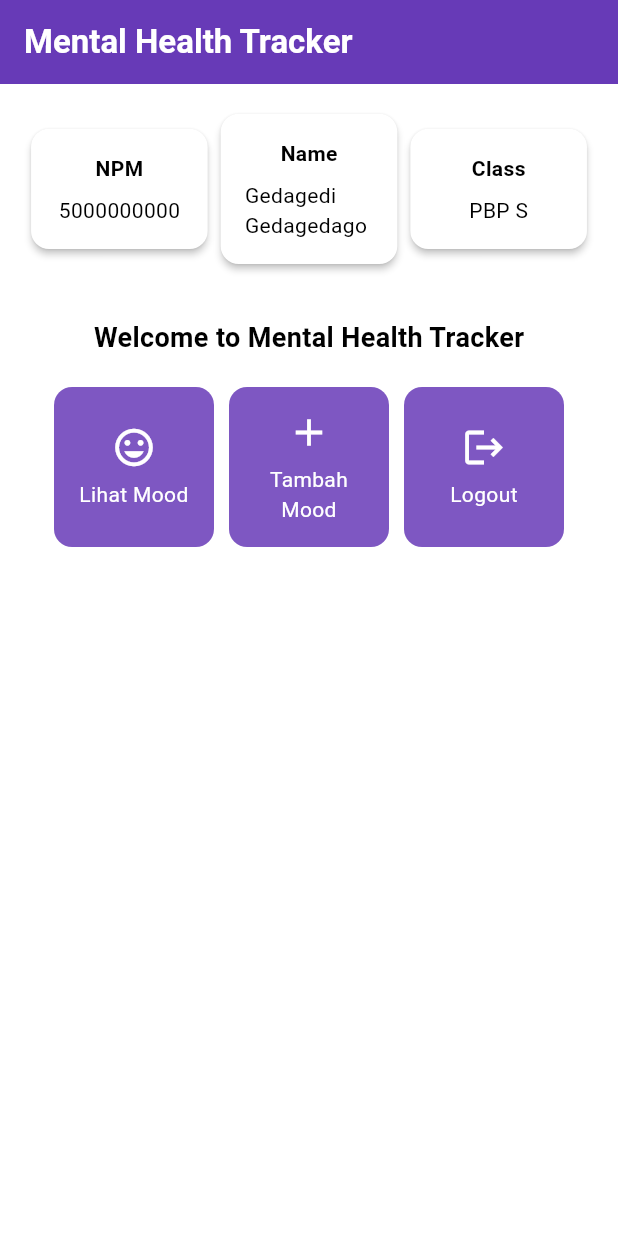
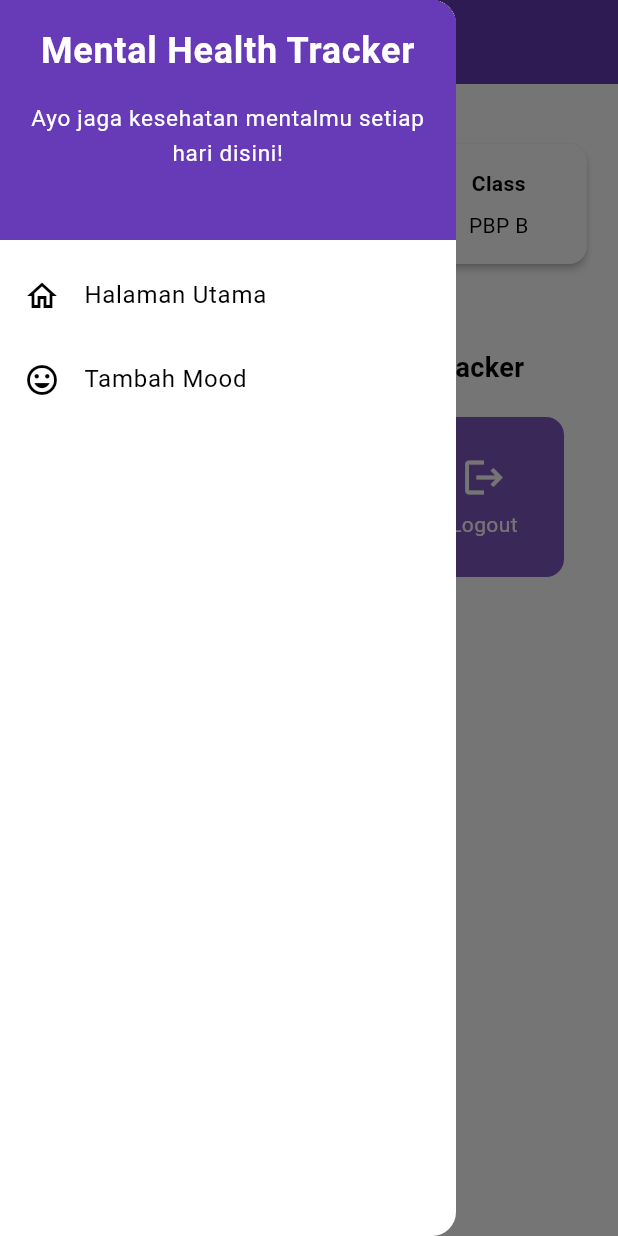
Before and after one commit to VicoAritonang/mental_health_tracker, a Flutter app: the screen it shows after launch, with the side drawer open (before the commit the screen has no drawer), on a phone screen of 412 x 824 dp. Run offline on Flutter 3.47's test engine with Material 3 defaults, Android fonts, the phone set to English and light mode, and no system bars.

Commit message:
tutorial 7

```diff
--- a/lib/menu.dart
+++ b/lib/menu.dart
@@ -1,9 +1,10 @@
 import 'package:flutter/material.dart';
+import 'package:mental_health_tracker/widgets/left_drawer.dart';
 
 class MyHomePage extends StatelessWidget {
-  final String npm = '5000000000'; // NPM
-  final String name = 'Gedagedi Gedagedago'; // Nama
-  final String className = 'PBP S'; // Kelas
+  final String npm = '2306219083'; // NPM
+  final String name = 'Vico Winner Sebastian Aritonang'; // Nama
+  final String className = 'PBP B'; // Kelas
 
   // Perbaikan: tambahkan `super.key` pada constructor
   MyHomePage({super.key});
@@ -26,7 +27,10 @@ class MyHomePage extends StatelessWidget {
           ),
         ),
         backgroundColor: Theme.of(context).colorScheme.primary,
+        // Mengganti warna icon drawer menjadi putih
+        iconTheme: const IconThemeData(color: Colors.white),
       ),
+      drawer: const LeftDrawer(),
       body: Padding(
         padding: const EdgeInsets.all(16.0),
         child: Column(
@@ -122,11 +126,17 @@ class ItemCard extends StatelessWidget {
       borderRadius: BorderRadius.circular(12),
       child: InkWell(
         onTap: () {
+          // Memunculkan SnackBar ketika diklik
           ScaffoldMessenger.of(context)
             ..hideCurrentSnackBar()
-            ..showSnackBar(
-              SnackBar(content: Text("Kamu telah menekan tombol ${item.name}!")),
-            );
+            ..showSnackBar(SnackBar(
+                content: Text("Kamu telah menekan tombol ${item.name}!")));
+
+          // Navigate ke route yang sesuai (tergantung jenis tombol)
+          if (item.name == "Tambah Mood") {
+            // TODO: Gunakan Navigator.push untuk melakukan navigasi ke MaterialPageRoute yang mencakup MoodEntryFormPage.
+
+          }
         },
         child: Container(
           padding: const EdgeInsets.all(8),
--- /dev/null
+++ b/lib/widgets/left_drawer.dart
@@ -0,0 +1,70 @@
+import 'package:flutter/material.dart';
+import 'package:mental_health_tracker/menu.dart';
+import 'package:mental_health_tracker/moodentry_form.dart';
+
+class LeftDrawer extends StatelessWidget {
+  const LeftDrawer({super.key});
+
+  @override
+  Widget build(BuildContext context) {
+    return Drawer(
+      child: ListView(
+        children: [
+          DrawerHeader(
+            decoration: BoxDecoration(
+              color: Theme.of(context).colorScheme.primary,
+            ),
+            child: const Column(
+              children: [
+                Text(
+                  'Mental Health Tracker',
+                  textAlign: TextAlign.center,
+                  style: TextStyle(
+                    fontSize: 24,
+                    fontWeight: FontWeight.bold,
+                    color: Colors.white,
+                  ),
+                ),
+                Padding(padding: EdgeInsets.all(8)),
+                Text(
+                  "Ayo jaga kesehatan mentalmu setiap hari disini!",
+                  textAlign: TextAlign.center,
+                  style: TextStyle(
+                    fontSize: 15,
+                    color: Colors.white,
+                  ),
+                ),
+              ],
+            ),
+          ),
+          ListTile(
+            leading: const Icon(Icons.home_outlined),
+            title: const Text('Halaman Utama'),
+            // Bagian redirection ke MyHomePage
+            onTap: () {
+              Navigator.pushReplacement(
+                context,
+                MaterialPageRoute(
+                  builder: (context) => MyHomePage(),
+                ),
+              );
+            },
+          ),
+          ListTile(
+            leading: const Icon(Icons.mood),
+            title: const Text('Tambah Mood'),
+            // Bagian redirection ke MoodEntryFormPage
+            onTap: () {
+              Navigator.pushReplacement(
+                context,
+                MaterialPageRoute(
+                  builder: (context) => const MoodEntryFormPage(),
+                ),
+              );
+            },
+          ),
+        ],
+      ),
+    );
+  }
+}
```
Also changed, not shown: lib/moodentry_form.dart (added, +163 -0 lines).
